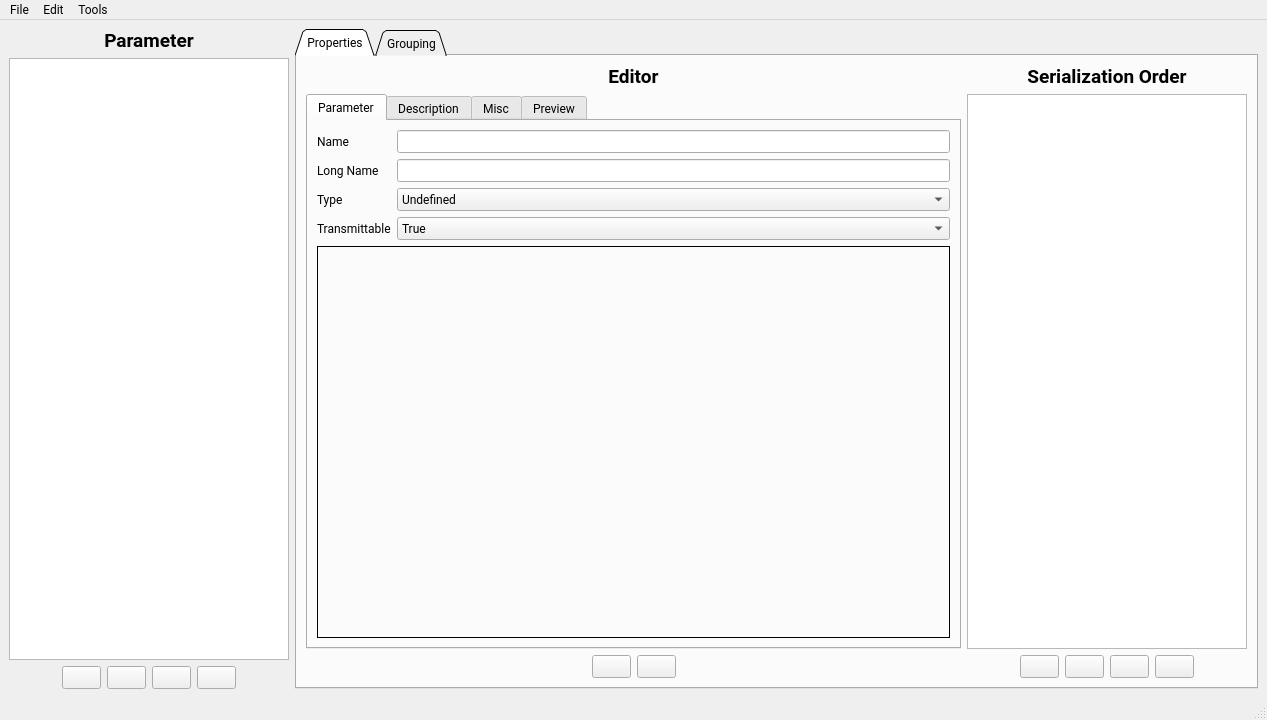
Before: the Qt Designer form parametereditor.ui in vedderb/vesc_tool, drawn with Qt 5.
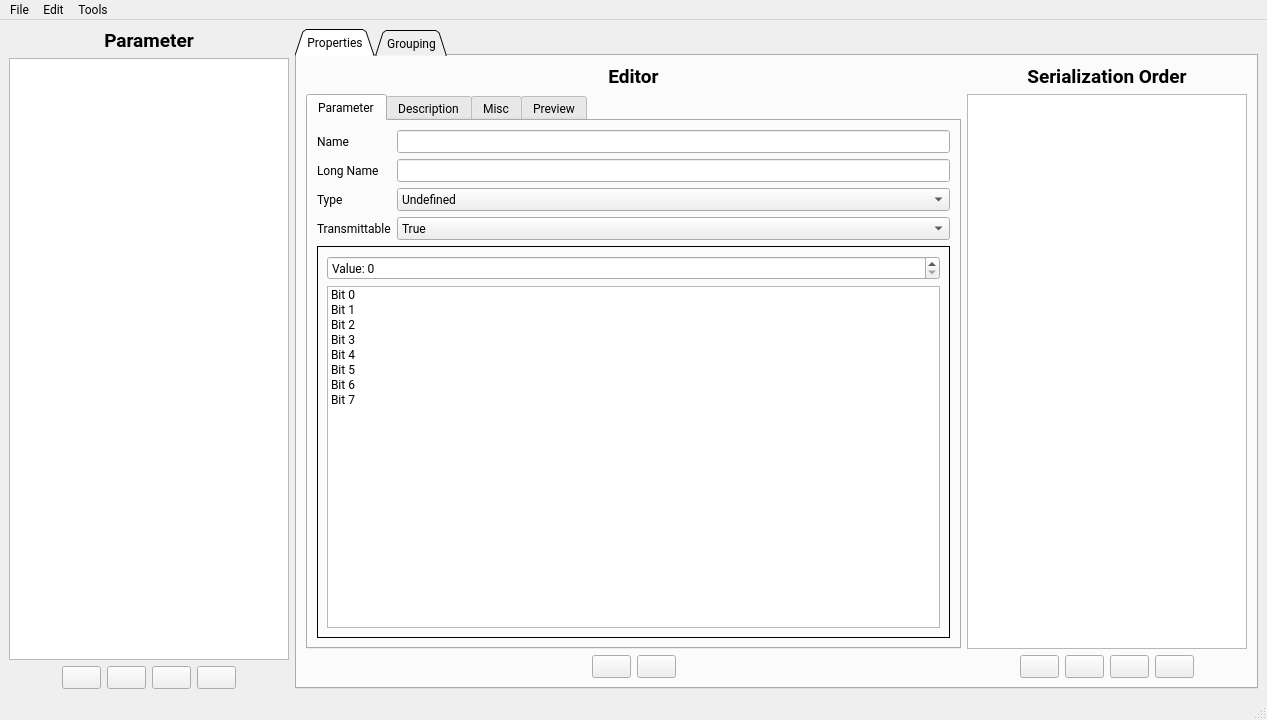
After: the same form once the commit is applied. The open tabs and pages were chosen to show the change. Icons and pictures are not drawn. Custom widgets are drawn as their Qt base class.

Diff of the .ui file:
```diff
--- a/parametereditor.ui
+++ b/parametereditor.ui
@@ -862,6 +862,88 @@
                   </item>
                  </layout>
                 </widget>
+                <widget class="QWidget" name="page_7">
+                 <layout class="QVBoxLayout" name="verticalLayout_16">
+                  <item>
+                   <widget class="QSpinBox" name="bitfieldValBox">
+                    <property name="prefix">
+                     <string>Value: </string>
+                    </property>
+                    <property name="maximum">
+                     <number>255</number>
+                    </property>
+                   </widget>
+                  </item>
+                  <item>
+                   <widget class="QListWidget" name="bitfieldWidget">
+                    <item>
+                     <property name="text">
+                      <string>Bit 0</string>
+                     </property>
+                     <property name="flags">
+                      <set>ItemIsSelectable|ItemIsEditable|ItemIsUserCheckable|ItemIsEnabled</set>
+                     </property>
+                    </item>
+                    <item>
+                     <property name="text">
+                      <string>Bit 1</string>
+                     </property>
+                     <property name="flags">
+                      <set>ItemIsSelectable|ItemIsEditable|ItemIsUserCheckable|ItemIsEnabled</set>
+                     </property>
+                    </item>
+                    <item>
+                     <property name="text">
+                      <string>Bit 2</string>
+                     </property>
+                     <property name="flags">
+                      <set>ItemIsSelectable|ItemIsEditable|ItemIsUserCheckable|ItemIsEnabled</set>
+                     </property>
+                    </item>
+                    <item>
+                     <property name="text">
+                      <string>Bit 3</string>
+                     </property>
+                     <property name="flags">
+                      <set>ItemIsSelectable|ItemIsEditable|ItemIsUserCheckable|ItemIsEnabled</set>
+                     </property>
+                    </item>
+                    <item>
+                     <property name="text">
+                      <string>Bit 4</string>
+                     </property>
+                     <property name="flags">
+                      <set>ItemIsSelectable|ItemIsEditable|ItemIsUserCheckable|ItemIsEnabled</set>
+                     </property>
+                    </item>
+                    <item>
+                     <property name="text">
+                      <string>Bit 5</string>
+                     </property>
+                     <property name="flags">
+                      <set>ItemIsSelectable|ItemIsEditable|ItemIsUserCheckable|ItemIsEnabled</set>
+                     </property>
+                    </item>
+                    <item>
+                     <property name="text">
+                      <string>Bit 6</string>
+                     </property>
+                     <property name="flags">
+                      <set>ItemIsSelectable|ItemIsEditable|ItemIsUserCheckable|ItemIsEnabled</set>
+                     </property>
+                    </item>
+                    <item>
+                     <property name="text">
+                      <string>Bit 7</string>
+                     </property>
+                     <property name="flags">
+                      <set>ItemIsSelectable|ItemIsEditable|ItemIsUserCheckable|ItemIsEnabled</set>
+                     </property>
+                    </item>
+                   </widget>
+                  </item>
+                 </layout>
+                </widget>
                </widget>
               </item>
              </layout>
```
Left out of the diff: 13 changed lines with no effect on the pictures.
